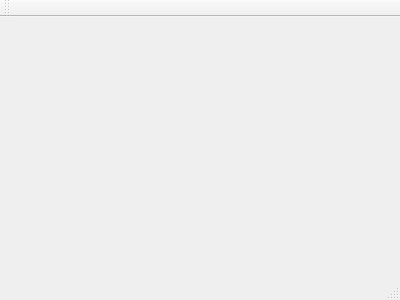
The window that src/tsunamievacmodel.ui (jef023/evacmodel) describes before a commit, drawn with Qt 5.
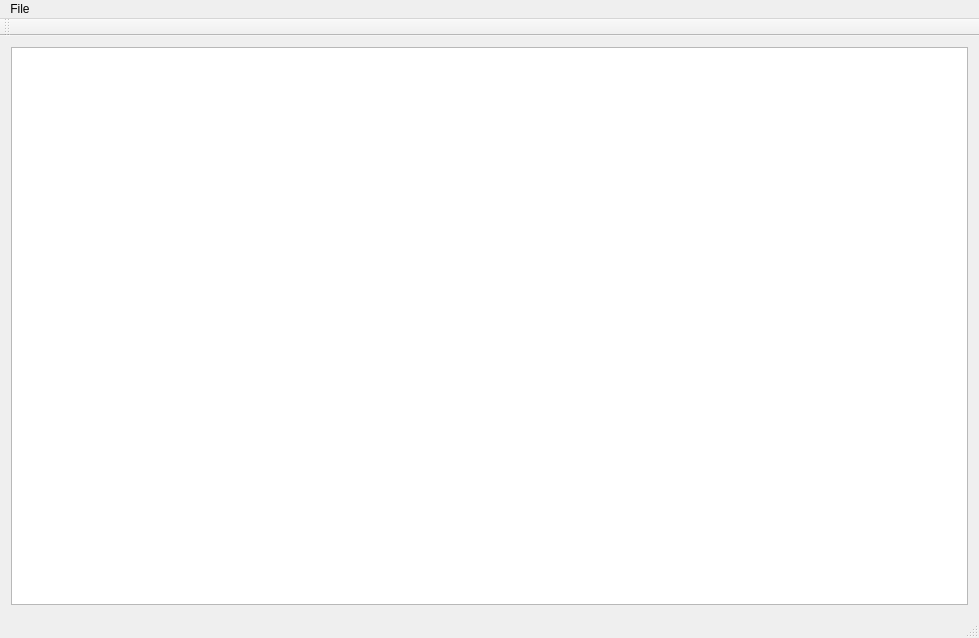
The same window after the commit.

```diff
--- a/src/tsunamievacmodel.ui
+++ b/src/tsunamievacmodel.ui
@@ -1,24 +1,57 @@
 <ui version="4.0">
  <class>TsunamiEvacModel</class>
- <widget class="QMainWindow" name="TsunamiEvacModel" >
-  <property name="geometry" >
+ <widget class="QMainWindow" name="TsunamiEvacModel">
+  <property name="geometry">
    <rect>
     <x>0</x>
     <y>0</y>
-    <width>400</width>
-    <height>300</height>
+    <width>979</width>
+    <height>638</height>
    </rect>
   </property>
   <property name="windowTitle" >
    <string>TsunamiEvacModel</string>
   </property>
-  <widget class="QMenuBar" name="menuBar" />
-  <widget class="QToolBar" name="mainToolBar" />
-  <widget class="QWidget" name="centralWidget" />
-  <widget class="QStatusBar" name="statusBar" />
+  <widget class="QWidget" name="centralWidget">
+   <layout class="QVBoxLayout" name="verticalLayout">
+    <item>
+     <widget class="QTextBrowser" name="textBrowser"/>
+    </item>
+   </layout>
+  </widget>
+  <widget class="QMenuBar" name="menuBar">
+   <property name="geometry">
+    <rect>
+     <x>0</x>
+     <y>0</y>
+     <width>979</width>
+     <height>19</height>
+    </rect>
+   </property>
+   <widget class="QMenu" name="menuFile">
+    <property name="title">
+     <string>File</string>
+    </property>
+    <addaction name="actionLoad_cost_grid"/>
+   </widget>
+   <addaction name="menuFile"/>
+  </widget>
+  <widget class="QToolBar" name="mainToolBar">
+   <attribute name="toolBarArea">
+    <enum>TopToolBarArea</enum>
+   </attribute>
+   <attribute name="toolBarBreak">
+    <bool>false</bool>
+   </attribute>
+  </widget>
+  <widget class="QStatusBar" name="statusBar"/>
+  <action name="actionLoad_cost_grid">
+   <property name="text">
+    <string>Load cost grid</string>
+   </property>
+  </action>
  </widget>
- <layoutDefault spacing="6" margin="11" />
- <pixmapfunction></pixmapfunction>
+ <layoutdefault spacing="6" margin="11"/>
  <resources/>
  <connections/>
 </ui>
```
Left out of the diff: 3 changed lines with no effect on the pictures.
